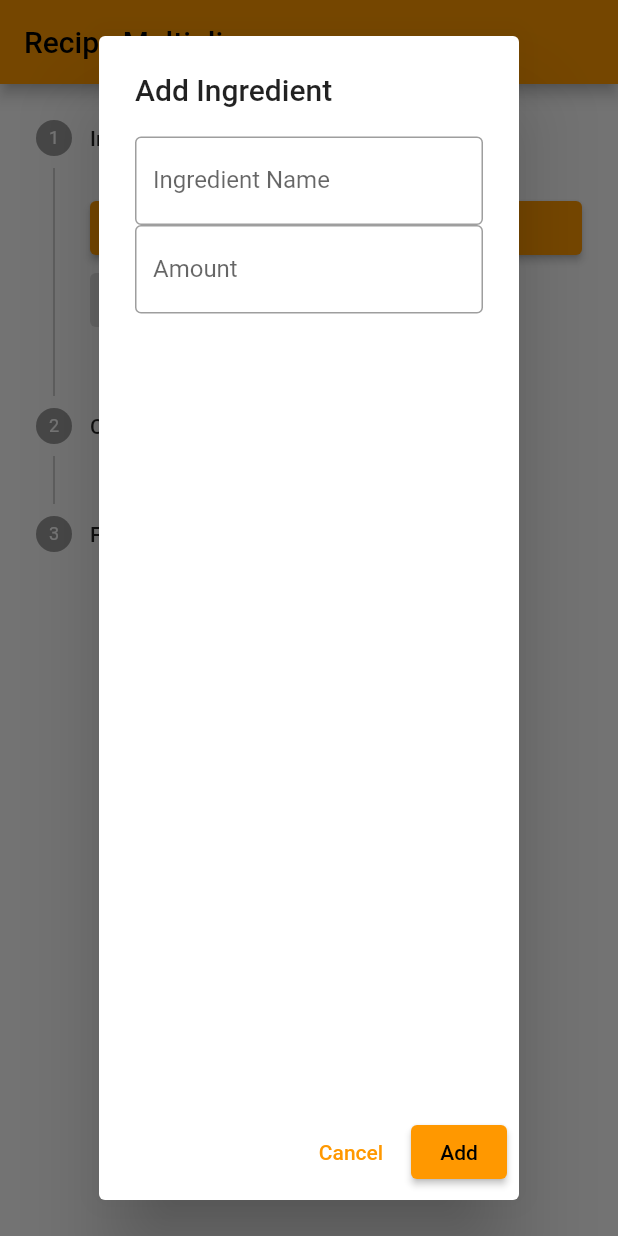
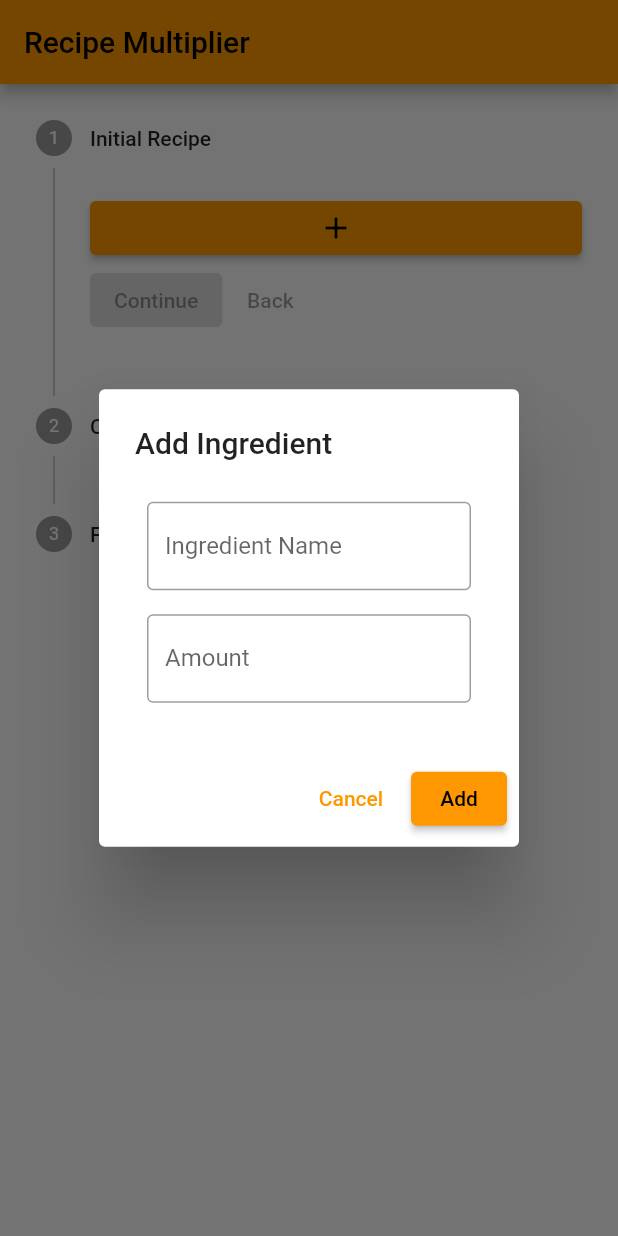
Before and after one commit to t-hamilton20/ESSDev_MobileDev, a Flutter app: the screen it shows after launch, after a tap on the "add" icon, on a phone screen of 412 x 824 dp. Run offline on Flutter 3.47's test engine with Material 2 defaults, Android fonts, the light colour scheme and no system bars.

Commit message:
Make dialog look better

```diff
--- a/josh_recipe/recipe_multiplier/lib/home.dart
+++ b/josh_recipe/recipe_multiplier/lib/home.dart
@@ -23,21 +23,28 @@ class _HomeState extends State<Home> {
           return AlertDialog(
             title: const Text('Add Ingredient'),
             content: Column(
+              mainAxisSize: MainAxisSize.min,
               children: [
-                TextField(
+                Padding(
+                  padding: const EdgeInsets.all(8.0),
+                  child: TextField(
                     controller: _nameController,
                     decoration: const InputDecoration(
                       labelText: 'Ingredient Name',
                       border: OutlineInputBorder(),
                     ),
                   ),
-                TextField(
+                ),
+                Padding(
+                  padding: const EdgeInsets.all(8.0),
+                  child: TextField(
                     controller: _amountController,
                     decoration: const InputDecoration(
                       labelText: 'Amount',
                       border: OutlineInputBorder(),
                     ),
                     keyboardType: TextInputType.number,
+                  ),
                 )
               ],
             ),
```
Lines whose indentation alone changed are shown as unchanged.
